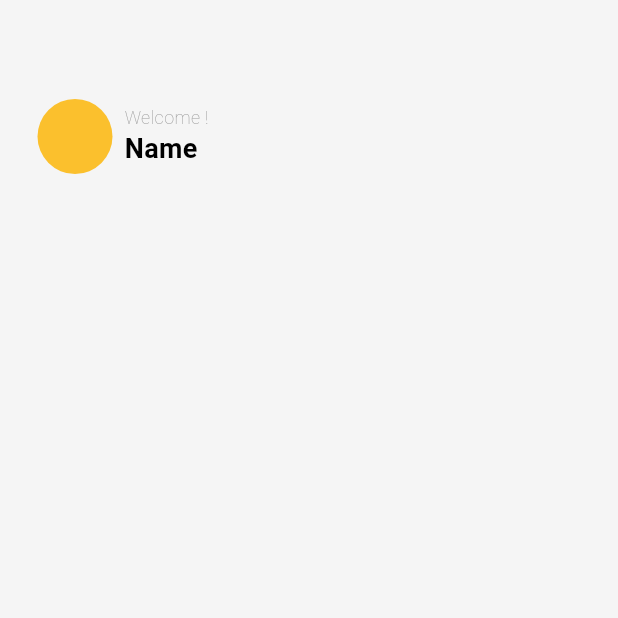
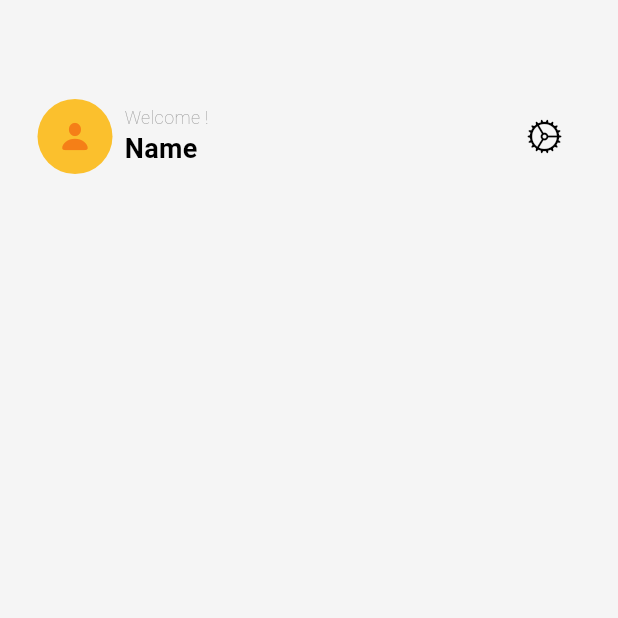
Before and after one commit to sachinsebastian1212/flutter_expense_tracker_romain_girou, a Flutter app: the screen it shows after launch, on a phone screen of 412 x 824 dp, the top half of it. Run offline on Flutter 3.47's test engine with Material 3 defaults, Android fonts, the light colour scheme and no system bars.

Commit message:
top bar mainscreen

```diff
--- a/lib/screens/home/views/main_screen.dart
+++ b/lib/screens/home/views/main_screen.dart
@@ -1,3 +1,4 @@
+import 'package:flutter/cupertino.dart';
 import 'package:flutter/material.dart';
 
 class MainScreen extends StatelessWidget {
@@ -10,12 +11,22 @@ class MainScreen extends StatelessWidget {
       child: Column(
         children: [
           Row(
+            crossAxisAlignment: CrossAxisAlignment.center,
             children: [
-              Container(
-                height: 50,
-                width: 50,
-                decoration: BoxDecoration(
-                    shape: BoxShape.circle, color: Colors.yellow[700]),
+              Stack(
+                alignment: Alignment.center,
+                children: [
+                  Container(
+                    height: 50,
+                    width: 50,
+                    decoration: BoxDecoration(
+                        shape: BoxShape.circle, color: Colors.yellow[700]),
+                  ),
+                  Icon(
+                    CupertinoIcons.person_fill,
+                    color: Colors.yellow[900]
+                  )
+                ],
               ),
               const SizedBox(width: 8),
               Column(
@@ -37,6 +48,11 @@ class MainScreen extends StatelessWidget {
                   ),
                 ],
               )
+            ,
+            const Spacer(),
+            IconButton(onPressed: (){}, icon: Icon(CupertinoIcons.settings),
+
+            )
             ],
           )
         ],
```
